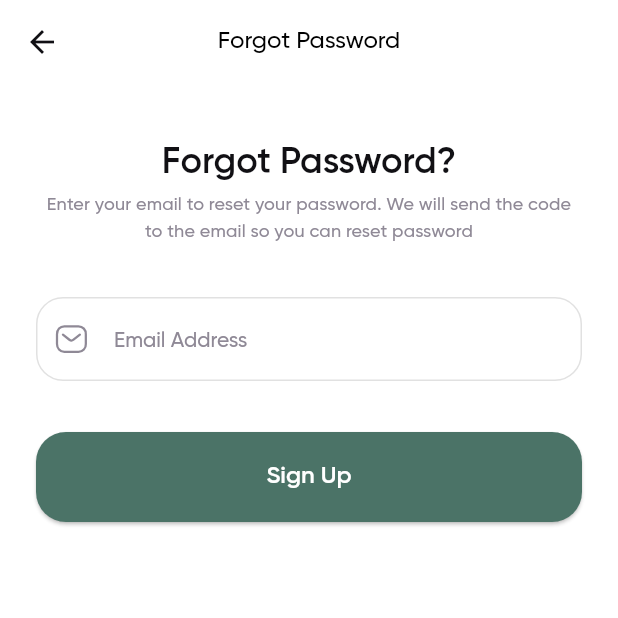
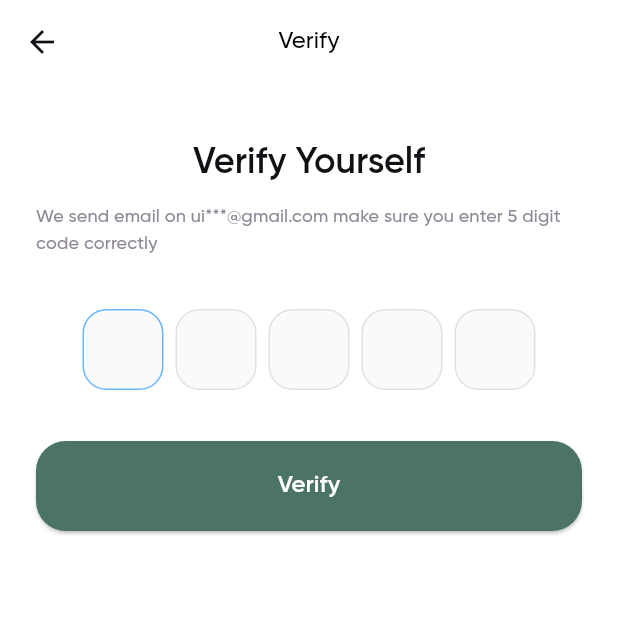
Before and after one commit to hasanoz07/oz_vpn, a Flutter app: the ForgotPasswordScreen screen opened by its route, after a tap on "Sign Up", on a phone screen of 412 x 824 dp, the top half of it. Run offline on Flutter 3.47's test engine with Material 3 defaults, Android fonts, the phone set to English and light mode, and no system bars; drawn by our look-alikes of pinput; our stand-ins replace firebase_auth, firebase_core, flutter_bounceable, flutter_screenutil, flutter_svg, get and 2 more; accounts and stored records are empty.

Commit message:
verify screen ui finish

```diff
--- a/assets/langs/en.json
+++ b/assets/langs/en.json
@@ -19,5 +19,9 @@
     "forgotPasswordDescription": "Enter your email to reset your password. We will send the code to the email so you can reset password",
     "sendCode": "Send Code",
     "loginButton": "Log In",
-    "signUpButton": "Sign Up"
+    "signUpButton": "Sign Up",
+    "verifyTitle": "Verify",
+    "veriftYourSelf": "Verify Yourself",
+    "veriftYourSelfDescription": "We send email on ui***@gmail.com make sure you enter 5 digit code correctly",
+    "verify": "Verify"
 }
--- a/lib/modules/forgot_password/forgot_password_controller.dart
+++ b/lib/modules/forgot_password/forgot_password_controller.dart
@@ -1,5 +1,6 @@
 import 'package:flutter/material.dart';
 import 'package:get/get.dart';
+import 'package:oz_vpn/routes/app_pages.dart';
 import 'package:oz_vpn/shared/constants/constants_instances.dart';
 
 class ForgotPasswordController extends GetxController {
@@ -24,4 +25,8 @@ class ForgotPasswordController extends GetxController {
     emailFocusNode.dispose();
     super.onClose();
   }
+
+  void goToVerify() {
+    Get.toNamed(Routes.verify);
+  }
 }
--- a/lib/modules/forgot_password/forgot_password_screen.dart
+++ b/lib/modules/forgot_password/forgot_password_screen.dart
@@ -35,7 +35,7 @@ class ForgotPasswordScreen extends GetView<ForgotPasswordController> {
             ),
             SizedBox(height: 24.h),
             ElevatedButton(
-              onPressed: () {},
+              onPressed: controller.goToVerify,
               child: Text(controller.constants.strings.signUp.tr, style: controller.constants.textStyles.fieldText2),
             ),
           ],
--- /dev/null
+++ b/lib/modules/verify/verify_binding.dart
@@ -0,0 +1,9 @@
+import 'package:get/get.dart';
+import 'package:oz_vpn/modules/verify/verify_controller.dart';
+
+class VerifyBinding extends Bindings {
+  @override
+  void dependencies() {
+    Get.lazyPut<VerifyController>(VerifyController.new);
+  }
+}
--- /dev/null
+++ b/lib/modules/verify/verify_controller.dart
@@ -0,0 +1,19 @@
+import 'package:flutter/cupertino.dart';
+import 'package:get/get.dart';
+import 'package:oz_vpn/shared/constants/constants_instances.dart';
+
+class VerifyController extends GetxController {
+  final constants = ConstantsInstances.instance;
+  late final TextEditingController pinController;
+  @override
+  void onInit() {
+    pinController = TextEditingController();
+    super.onInit();
+  }
+
+  @override
+  void onClose() {
+    pinController.dispose();
+    super.onClose();
+  }
+}
--- /dev/null
+++ b/lib/modules/verify/verify_screen.dart
@@ -0,0 +1,82 @@
+import 'package:flutter/material.dart';
+import 'package:flutter_screenutil/flutter_screenutil.dart';
+import 'package:get/get.dart';
+import 'package:oz_vpn/modules/verify/verify_controller.dart';
+import 'package:pinput/pinput.dart';
+
+class VerifyScreen extends GetView<VerifyController> {
+  const VerifyScreen({super.key});
+
+  @override
+  Widget build(BuildContext context) {
+    return Scaffold(
+      appBar: AppBar(title: Text(controller.constants.strings.verifyTitle.tr)),
+      body: Padding(
+        padding: controller.constants.paddings.horizontal + controller.constants.paddings.vertical,
+        child: Column(
+          children: [
+            SizedBox(height: 24.h),
+            Text(
+              controller.constants.strings.veriftYourSelf.tr,
+              style: controller.constants.textStyles.heading1.copyWith(color: controller.constants.colors.appBlack),
+            ),
+
+            SizedBox(height: 16.h),
+            Text(
+              controller.constants.strings.veriftYourSelfDescription.tr,
+              style: controller.constants.textStyles.paragraph1.copyWith(color: controller.constants.colors.gray),
+            ),
+            SizedBox(height: 24.h),
+            _PinPut(controller: controller),
+            SizedBox(height: 24.h),
+            ElevatedButton(
+              onPressed: () {},
+              child: Text(controller.constants.strings.verify.tr, style: controller.constants.textStyles.fieldText2),
+            ),
+          ],
+        ),
+      ),
+    );
+  }
+}
+
+class _PinPut extends StatelessWidget {
+  const _PinPut({required this.controller, super.key});
+
+  final VerifyController controller;
+
+  @override
+  Widget build(BuildContext context) {
+    return Padding(
+      padding: controller.constants.paddings.vertical10,
+      child: Pinput(
+        controller: controller.pinController,
+        length: 5,
+        showCursor: false,
+        autofocus: true,
+        mainAxisAlignment: MainAxisAlignment.spaceBetween,
+
+        defaultPinTheme: PinTheme(
+          height: 54.h,
+          width: 54.w,
+          textStyle: controller.constants.textStyles.fieldText1.copyWith(color: controller.constants.colors.black),
+          decoration: BoxDecoration(
+            borderRadius: BorderRadius.circular(16.r),
+            color: controller.constants.colors.black.withOpacity(0.02),
+            border: Border.all(color: controller.constants.colors.lightGray2, width: 1.w),
+          ),
+        ),
+        focusedPinTheme: PinTheme(
+          height: 54.h,
+          width: 54.w,
+          textStyle: controller.constants.textStyles.fieldText1.copyWith(color: controller.constants.colors.black),
+          decoration: BoxDecoration(
+            borderRadius: BorderRadius.circular(16.r),
+            color: controller.constants.colors.black.withOpacity(0.02),
+            border: Border.all(color: controller.constants.colors.secondary, width: 1.w),
+          ),
+        ),
+      ),
+    );
+  }
+}
--- a/lib/routes/app_pages.dart
+++ b/lib/routes/app_pages.dart
@@ -7,6 +7,8 @@ import 'package:oz_vpn/modules/onboarding/onboarding_binding.dart';
 import 'package:oz_vpn/modules/onboarding/onboarding_screen.dart';
 import 'package:oz_vpn/modules/splash/splash_binding.dart';
 import 'package:oz_vpn/modules/splash/splash_screen.dart';
+import 'package:oz_vpn/modules/verify/verify_binding.dart';
+import 'package:oz_vpn/modules/verify/verify_screen.dart';
 
 part 'app_routes.dart';
 
@@ -22,5 +24,6 @@ final class AppPages {
     GetPage(name: Routes.onboarding, page: () => const OnboardingScreen(), binding: OnboardingBinding()),
     GetPage(name: Routes.login, page: () => const LoginScreen(), binding: LoginBinding()),
     GetPage(name: Routes.forgotPassword, page: ForgotPasswordScreen.new, binding: ForgotPasswordBinding()),
+    GetPage(name: Routes.verify, page: () => const VerifyScreen(), binding: VerifyBinding()),
   ];
 }
--- a/lib/routes/app_routes.dart
+++ b/lib/routes/app_routes.dart
@@ -5,4 +5,5 @@ abstract class Routes {
   static const onboarding = '/onboarding';
   static const login = '/login';
   static const forgotPassword = '/forgot-password';
+  static const verify = '/verify';
 }
--- a/lib/shared/constants/strings.dart
+++ b/lib/shared/constants/strings.dart
@@ -31,4 +31,8 @@ final class AppStrings {
   String get sendCode => 'sendCode';
   String get loginButton => 'loginButton';
   String get signUpButton => 'signUpButton';
+  String get verifyTitle => 'verifyTitle';
+  String get veriftYourSelf => 'veriftYourSelf';
+  String get veriftYourSelfDescription => 'veriftYourSelfDescription';
+  String get verify => 'verify';
 }
--- a/pubspec.yaml
+++ b/pubspec.yaml
@@ -17,6 +17,7 @@ dependencies:
   # UI Components
   flutter_svg: ^2.0.10+1
   flutter_bounceable: ^1.1.0
+  pinput: ^5.0.1
   # Local Storage
   get_storage: ^2.1.1
   # Date format
```
Also changed, not shown: pubspec.lock.
